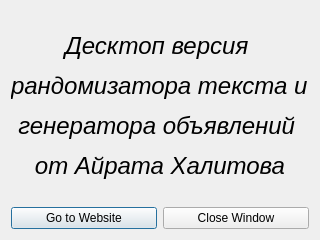
The window that aboutwindow.ui (AiratHalitov/ad-generator-desktop) describes before a commit, drawn with Qt 5.
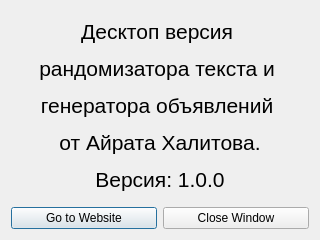
The same window after the commit.

What changed in the file:
```diff
--- a/aboutwindow.ui
+++ b/aboutwindow.ui
@@ -26,12 +26,12 @@
       <widget class="QLabel" name="aboutLabel">
        <property name="font">
         <font>
-         <pointsize>18</pointsize>
+         <pointsize>16</pointsize>
          <italic>true</italic>
         </font>
        </property>
        <property name="text">
-        <string>&lt;html&gt;&lt;head/&gt;&lt;body&gt;&lt;p align=&quot;center&quot;&gt;Десктоп версия &lt;/p&gt;&lt;p align=&quot;center&quot;&gt;рандомизатора текста и &lt;/p&gt;&lt;p align=&quot;center&quot;&gt;генератора объявлений &lt;/p&gt;&lt;p align=&quot;center&quot;&gt;от Айрата Халитова&lt;/p&gt;&lt;/body&gt;&lt;/html&gt;</string>
+        <string>&lt;html&gt;&lt;head/&gt;&lt;body&gt;&lt;p align=&quot;center&quot;&gt;&lt;span style=&quot; font-style:normal;&quot;&gt;Десктоп версия &lt;/span&gt;&lt;/p&gt;&lt;p align=&quot;center&quot;&gt;&lt;span style=&quot; font-style:normal;&quot;&gt;рандомизатора текста и &lt;/span&gt;&lt;/p&gt;&lt;p align=&quot;center&quot;&gt;&lt;span style=&quot; font-style:normal;&quot;&gt;генератора объявлений &lt;/span&gt;&lt;/p&gt;&lt;p align=&quot;center&quot;&gt;&lt;span style=&quot; font-style:normal;&quot;&gt;от Айрата Халитова.&lt;/span&gt;&lt;/p&gt;&lt;p align=&quot;center&quot;&gt;&lt;span style=&quot; font-style:normal;&quot;&gt;Версия: 1.0.0&lt;/span&gt;&lt;/p&gt;&lt;/body&gt;&lt;/html&gt;</string>
        </property>
       </widget>
      </item>
```
